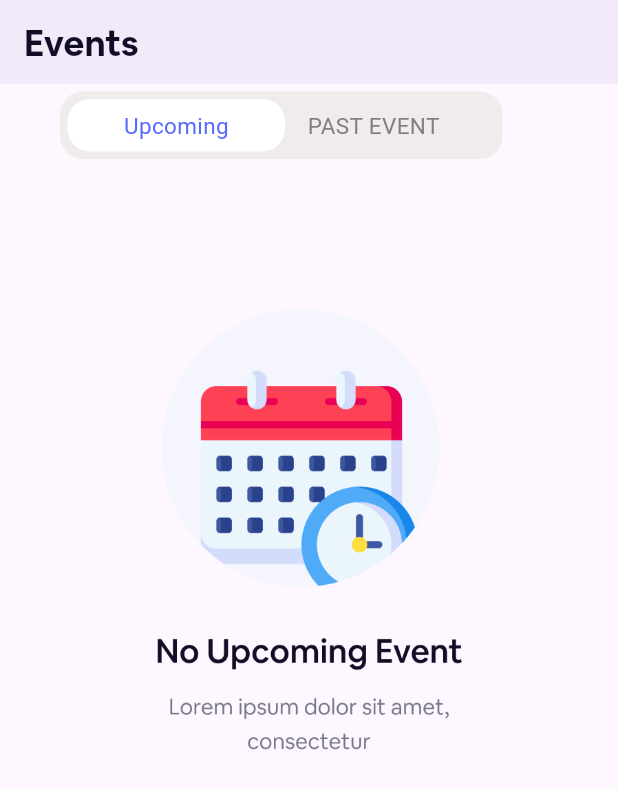
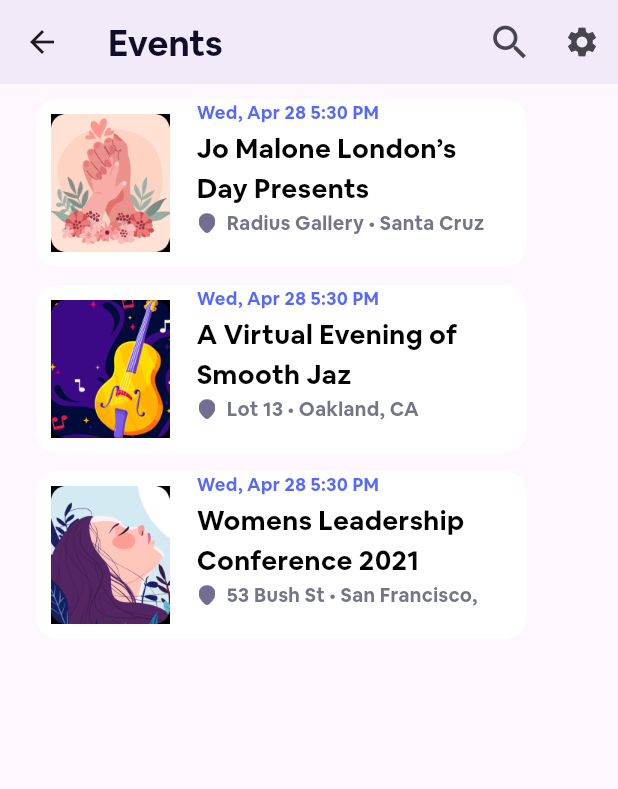
Before and after one commit to Rostomgh/Test_Org, a Flutter app: the EventExploreScreen screen opened directly, after a tap on "Upcoming", on a phone screen of 412 x 824 dp. Shown: the top 789 px of the screen. Run offline on Flutter 3.47's test engine with Material 3 defaults, Android fonts, the phone set to English and light mode, and no system bars; our stand-ins replace bloc, flutter_bloc, responsive_grid, smooth_page_indicator.

Commit message:
list of Event

```diff
--- a/lib/core/Router/OngenerateRoute.dart
+++ b/lib/core/Router/OngenerateRoute.dart
@@ -5,6 +5,7 @@ import 'package:test_org/core/Router/ErrorRouter.dart';
 import 'package:test_org/features/Auth/AuthScreen.dart';
 import 'package:test_org/features/Auth/SignUpScreen.dart';
 import 'package:test_org/features/Auth/VerificationScreen.dart';
+import 'package:test_org/features/Event/AllEventScreen.dart';
 import 'package:test_org/features/Event/EventScreen.dart';
 import 'package:test_org/features/Home/HomeScreen.dart';
 import 'package:test_org/features/Onboarding/Onboarding.dart';
@@ -31,6 +32,8 @@ class AppRouter {
         return MaterialPageRoute(builder: (_) => const VerificationScreen());
         case '/About':
         return MaterialPageRoute(builder: (_) => const MyProfileScreen());
+        case '/Allevent':
+        return MaterialPageRoute(builder: (_) => const AllEventScreen());
 
       default:
         return MaterialPageRoute(builder: (_) => const ErrorRoute());
--- /dev/null
+++ b/lib/features/Event/AllEventScreen.dart
@@ -0,0 +1,39 @@
+import 'package:flutter/material.dart';
+import 'package:test_org/core/Theme/AppColors.dart';
+import 'package:test_org/features/Event/Widget/AllEvent.dart';
+
+class AllEventScreen extends StatefulWidget {
+  const AllEventScreen({super.key});
+
+  @override
+  State<AllEventScreen> createState() => _AllEventScreenState();
+}
+
+class _AllEventScreenState extends State<AllEventScreen> {
+  @override
+  Widget build(BuildContext context) {
+    return  Scaffold(
+      appBar: AppBar(
+          title: const Text(
+            'Events',
+            style: TextStyle(
+                fontFamily: 'MyFont',
+                fontSize: 24,
+                fontWeight: FontWeight.w400,
+                color: AppColors.AuthC),
+          ),
+          elevation: 3,
+          actions: [
+            IconButton(onPressed: (){}, icon: const Icon(Icons.search,size: 30,)),
+            IconButton(onPressed: (){}, icon: const Icon(Icons.settings))
+          ],
+        ),
+      body: const SingleChildScrollView(
+        child:Padding(
+          padding: EdgeInsets.only(left: 24.0,top: 10),
+          child: AllEvent(),
+        )
+      )
+    );
+  }
+}
--- a/lib/features/Event/EventExpolre.dart
+++ b/lib/features/Event/EventExpolre.dart
@@ -29,7 +29,9 @@ class _EventExploreScreenState extends State<EventExploreScreen> {
         children: [
            Padding(
             padding: const EdgeInsets.only(left: 40.0, top: 5),
-            child: CustomStackC(tap: (){},),
+            child: CustomStackC(tap: (){
+              Navigator.pushNamed(context, '/Allevent');
+            },),
           ),
           const SizedBox(height: 100,),
           Image.asset(Assets.exploreevent,height:300,)
--- /dev/null
+++ b/lib/features/Event/Widget/AllEvent.dart
@@ -0,0 +1,36 @@
+import 'package:flutter/material.dart';
+import 'package:test_org/core/Theme/AppAssets.dart';
+import 'package:test_org/features/Event/Widget/CustomcEvent.dart';
+
+class AllEvent extends StatelessWidget {
+  const AllEvent({super.key});
+
+  @override
+  Widget build(BuildContext context) {
+    return const Column(
+      children: [
+        CustomCEvent(imgN: Assets.sea2,
+          tdate: 'Wed, Apr 28 5:30 PM',
+          descp: 'Jo Malone London’s ',
+          descp1: 'Day Presents',
+          local: 'Radius Gallery • Santa Cruz',
+        ),
+        SizedBox(height: 12,),
+          CustomCEvent(imgN: Assets.sea1,
+          tdate: 'Wed, Apr 28 5:30 PM',
+          descp: 'A Virtual Evening of ',
+          descp1: 'Smooth Jaz',
+          local: 'Lot 13 • Oakland, CA',
+        ),
+          SizedBox(height: 12,),
+          CustomCEvent(imgN: Assets.sea3,
+          tdate: 'Wed, Apr 28 5:30 PM',
+          descp: 'Womens Leadership',
+          descp1: 'Conference 2021',
+          local: '53 Bush St • San Francisco,',
+        ),
+
+      ],
+    );
+  }
+}
--- /dev/null
+++ b/lib/features/Event/Widget/CustomcEvent.dart
@@ -0,0 +1,47 @@
+import 'package:flutter/material.dart';
+import 'package:test_org/features/Event/Widget/DateEvent.dart';
+
+class CustomCEvent extends StatelessWidget {
+  final String imgN;
+  final String descp;
+  final String descp1;
+  final String tdate;
+  final String local;
+  const CustomCEvent({super.key, required this.imgN, required this.descp, required this.descp1, required this.tdate, required this.local});
+
+  @override
+  Widget build(BuildContext context) {
+    return Container(
+      height: 112,
+      width: 327,
+      decoration: BoxDecoration(
+        color: Colors.white,
+        borderRadius: BorderRadius.circular(15),
+      ),
+      child: Row(
+        children: [
+          Padding(
+            padding: const EdgeInsets.only(left: 10.0),
+            child: Image.asset(
+              imgN,
+              height: 92,
+              width: 79,
+            ),
+          ),
+          const SizedBox(
+            width: 18,
+          ),
+          Padding(
+            padding: const EdgeInsets.only(right: 27.0),
+            child: DateEvent(
+              descp: descp,
+              descp1: descp1,
+              tdate: tdate,
+              loacl: local,
+            ),
+          )
+        ],
+      ),
+    );
+  }
+}
--- /dev/null
+++ b/lib/features/Event/Widget/DateEvent.dart
@@ -0,0 +1,60 @@
+import 'package:flutter/material.dart';
+import 'package:test_org/core/Theme/AppAssets.dart';
+import 'package:test_org/core/Theme/AppColors.dart';
+
+class DateEvent extends StatelessWidget {
+  final String descp;
+  final String descp1;
+  final String tdate;
+  final String loacl;
+  const DateEvent({super.key, required this.descp, required this.descp1, required this.tdate, required this.loacl});
+
+  @override
+  Widget build(BuildContext context) {
+    return Column(
+      crossAxisAlignment: CrossAxisAlignment.start,
+      children: [
+         Text(tdate,
+            style: const TextStyle(
+                fontFamily: 'MyFont',
+                fontSize: 12,
+                fontWeight: FontWeight.w400,
+                color: AppColors.ColorDate)),
+        const SizedBox(
+          height: 3,
+        ),
+        Text(
+          descp,
+          style: const TextStyle(
+            fontFamily: 'MyFont',
+            fontSize: 18,
+            fontWeight: FontWeight.w400,
+            color: AppColors.blackColor,
+          ),
+        ),
+        const SizedBox(height:1,),
+          Text(
+          descp1,
+          style: const TextStyle(
+            fontFamily: 'MyFont',
+            fontSize: 18,
+            fontWeight: FontWeight.w400,
+            color: AppColors.blackColor,
+          ),
+        ),
+        Row(
+          children: [
+            Image.asset(Assets.location,height: 14,width: 14,),
+            const SizedBox(width: 6,),
+            Text(loacl,style: const TextStyle(
+              fontFamily: 'MyFont',
+              fontSize: 13,
+              fontWeight: FontWeight.w400,
+              color: Color(0xFF747688),
+            ),)
+          ],
+        )
+      ],
+    );
+  }
+}
```
Also changed, not shown: assets/here.png (added).
